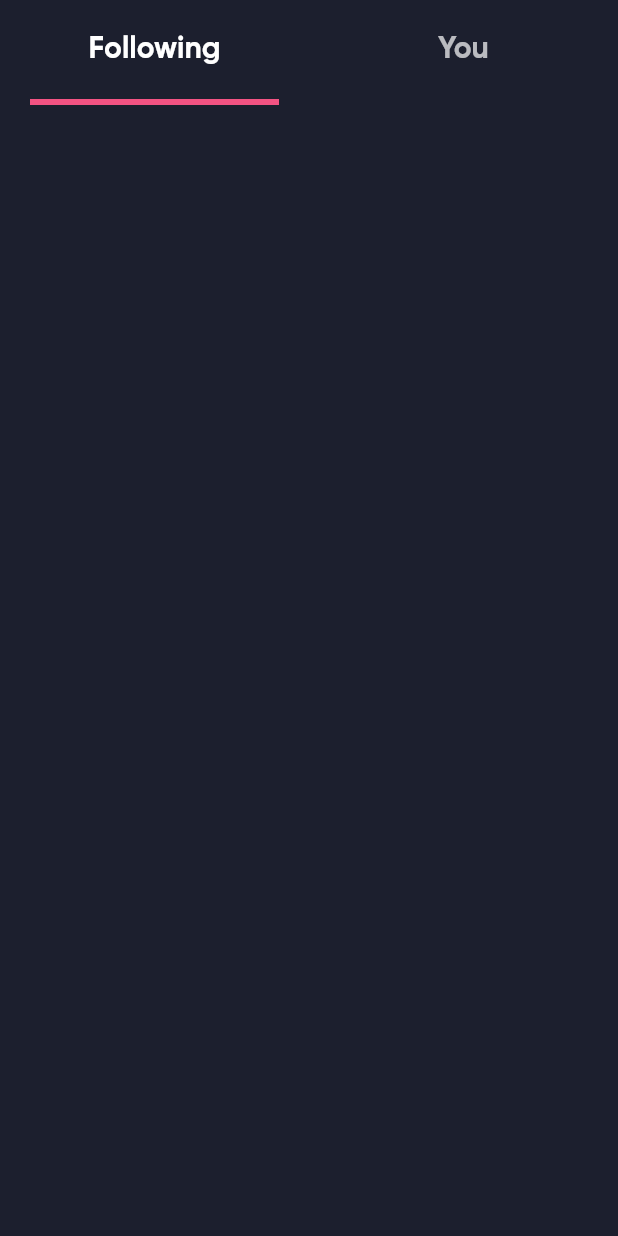
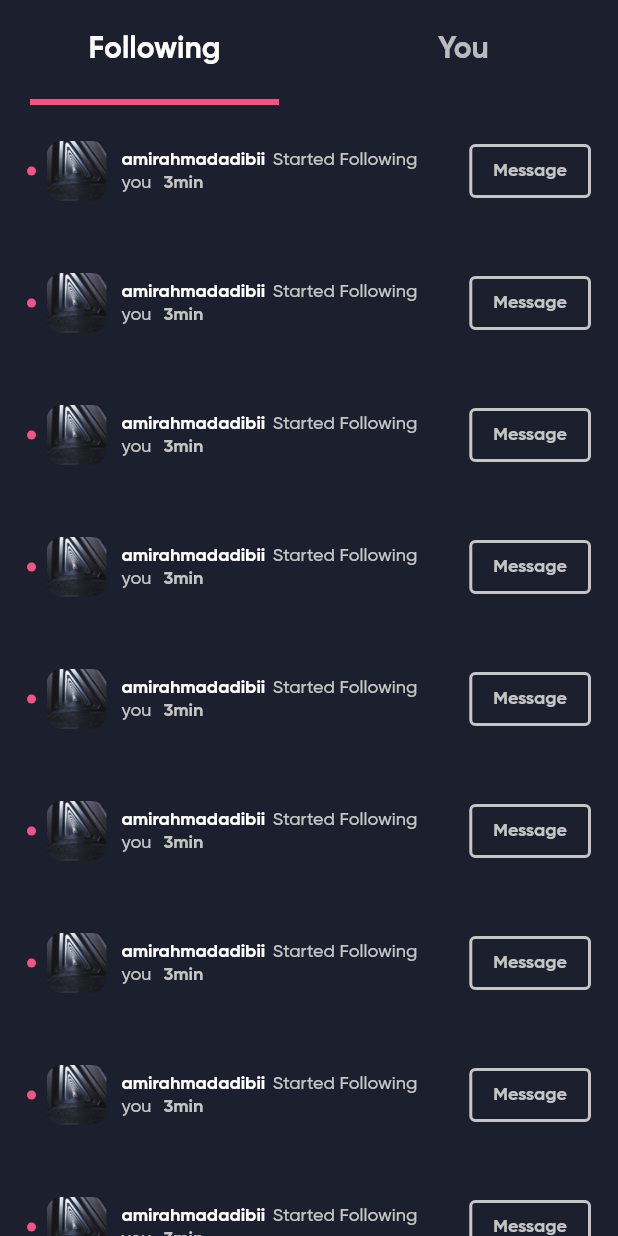
Before and after one commit to amirahmadadibi/instagram_clone, a Flutter app: the screen it shows after launch, on a phone screen of 412 x 824 dp. Run offline on Flutter 3.47's test engine with Material 2 defaults, Android fonts, the phone set to English and light mode, and no system bars; our stand-ins replace dotted_border.

Commit message:
week11 make item of the list

```diff
--- a/lib/screens/activity_screen.dart
+++ b/lib/screens/activity_screen.dart
@@ -76,8 +76,103 @@ class _ActivityScreenState extends State<ActivityScreen>
   }
 
   Widget _getRow() {
-    return Row(
-      children: [],
+    return Padding(
+      padding: EdgeInsets.symmetric(vertical: 20, horizontal: 18),
+      child: Row(
+        children: [
+          Container(
+            height: 6,
+            width: 6,
+            decoration:
+                BoxDecoration(color: Color(0xffF35383), shape: BoxShape.circle),
+          ),
+          SizedBox(
+            width: 7,
+          ),
+          SizedBox(
+            height: 40,
+            width: 40,
+            child: ClipRRect(
+              borderRadius: BorderRadius.all(Radius.circular(10)),
+              child: FittedBox(
+                fit: BoxFit.cover,
+                child: Image.asset('images/item8.png'),
+              ),
+            ),
+          ),
+          SizedBox(
+            width: 10,
+          ),
+          Column(
+            crossAxisAlignment: CrossAxisAlignment.start,
+            children: [
+              Row(
+                children: [
+                  Text(
+                    'amirahmadadibii',
+                    style: TextStyle(
+                        fontFamily: 'GB', fontSize: 12, color: Colors.white),
+                  ),
+                  SizedBox(
+                    width: 5,
+                  ),
+                  Text(
+                    'Started Following',
+                    style: TextStyle(
+                        fontFamily: 'GM',
+                        fontSize: 12,
+                        color: Color(0xffC5C5C5)),
+                  )
+                ],
+              ),
+              Row(
+                children: [
+                  Text(
+                    'you',
+                    style: TextStyle(
+                        fontFamily: 'GM',
+                        fontSize: 12,
+                        color: Color(0xffC5C5C5)),
+                  ),
+                  SizedBox(
+                    width: 8,
+                  ),
+                  Text(
+                    '3min',
+                    style: TextStyle(
+                        fontFamily: 'GB',
+                        fontSize: 12,
+                        color: Color(0xffC5C5C5)),
+                  )
+                ],
+              )
+            ],
+          ),
+          Spacer(),
+
+          OutlinedButton(
+            onPressed: () {},
+            child: Text(
+              'Message',
+              style: TextStyle(
+                  fontFamily: 'GB', fontSize: 12, color: Color(0xffC5C5C5)),
+            ),
+            style: OutlinedButton.styleFrom(
+                side: BorderSide(color: Color(0xffC5C5C5), width: 2)),
+          )
+          // SizedBox(
+          //   height: 40,
+          //   width: 40,
+          //   child: ClipRRect(
+          //     borderRadius: BorderRadius.all(Radius.circular(10)),
+          //     child: FittedBox(
+          //       fit: BoxFit.cover,
+          //       child: Image.asset('images/item1.png'),
+          //     ),
+          //   ),
+          // )
+        ],
+      ),
     );
   }
 }
```
